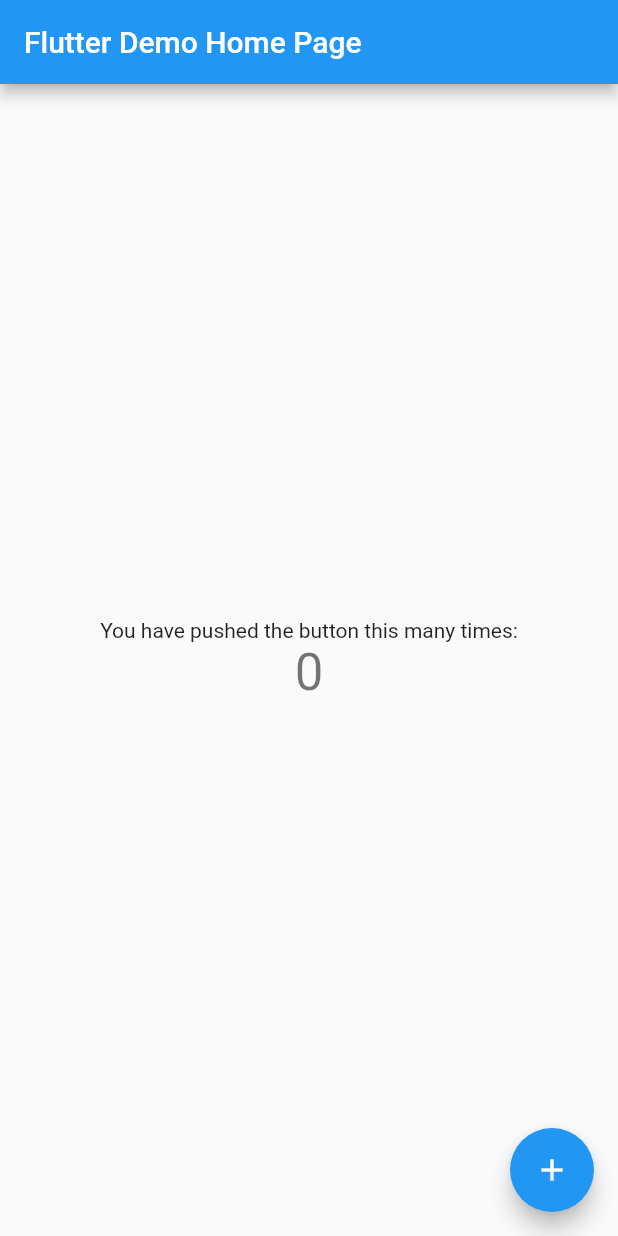
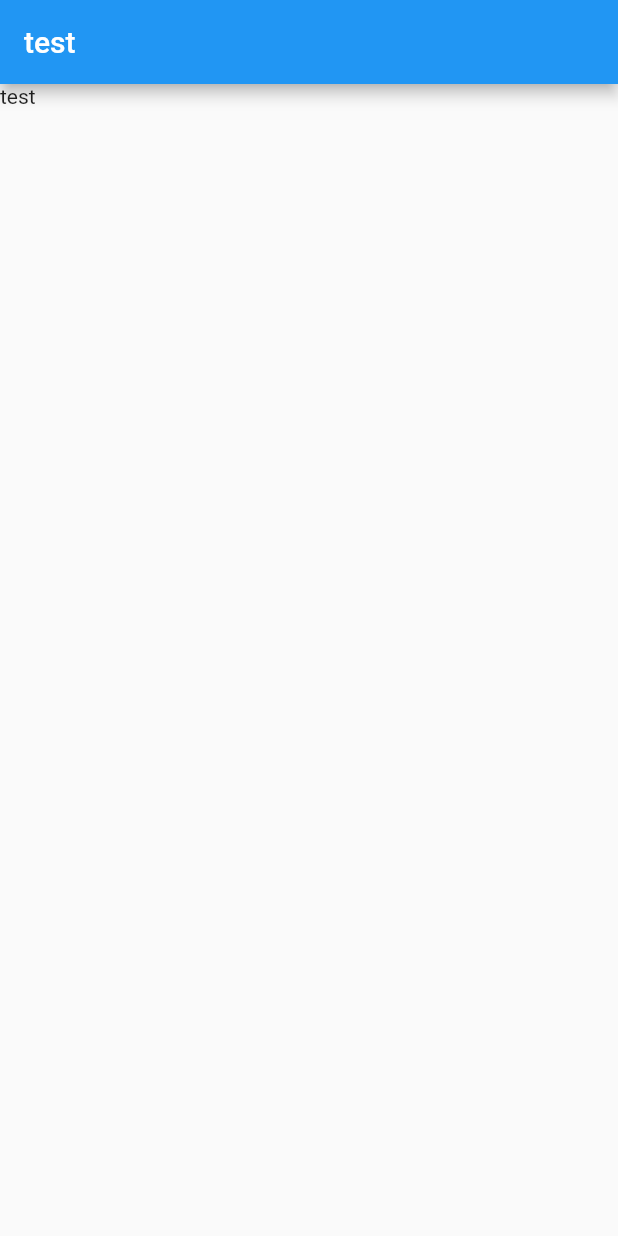
Before and after one commit to YousefBaj/car_expenses, a Flutter app: the screen it shows after launch, on a phone screen of 412 x 824 dp. Run offline on Flutter 3.47's test engine with Material 2 defaults, Android fonts, the light colour scheme and no system bars.

Commit message:
start project

```diff
--- a/lib/main.dart
+++ b/lib/main.dart
@@ -11,103 +11,28 @@
     return MaterialApp(
       title: 'Flutter Demo',
       theme: ThemeData(
-        // This is the theme of your application.
-        //
-        // Try running your application with "flutter run". You'll see the
-        // application has a blue toolbar. Then, without quitting the app, try
-        // changing the primarySwatch below to Colors.green and then invoke
-        // "hot reload" (press "r" in the console where you ran "flutter run",
-        // or simply save your changes to "hot reload" in a Flutter IDE).
-        // Notice that the counter didn't reset back to zero; the application
-        // is not restarted.
         primarySwatch: Colors.blue,
       ),
-      home: MyHomePage(title: 'Flutter Demo Home Page'),
+      home: MyHomePage(),
     );
   }
 }
 
 class MyHomePage extends StatefulWidget {
-  MyHomePage({Key? key, required this.title}) : super(key: key);
-
-  // This widget is the home page of your application. It is stateful, meaning
-  // that it has a State object (defined below) that contains fields that affect
-  // how it looks.
-
-  // This class is the configuration for the state. It holds the values (in this
-  // case the title) provided by the parent (in this case the App widget) and
-  // used by the build method of the State. Fields in a Widget subclass are
-  // always marked "final".
-
-  final String title;
+  MyHomePage();
 
   @override
   _MyHomePageState createState() => _MyHomePageState();
 }
 
 class _MyHomePageState extends State<MyHomePage> {
-  int _counter = 0;
-
-  void _incrementCounter() {
-    setState(() {
-      // This call to setState tells the Flutter framework that something has
-      // changed in this State, which causes it to rerun the build method below
-      // so that the display can reflect the updated values. If we changed
-      // _counter without calling setState(), then the build method would not be
-      // called again, and so nothing would appear to happen.
-      _counter++;
-    });
-  }
-
   @override
   Widget build(BuildContext context) {
-    // This method is rerun every time setState is called, for instance as done
-    // by the _incrementCounter method above.
-    //
-    // The Flutter framework has been optimized to make rerunning build methods
-    // fast, so that you can just rebuild anything that needs updating rather
-    // than having to individually change instances of widgets.
     return Scaffold(
       appBar: AppBar(
-        // Here we take the value from the MyHomePage object that was created by
-        // the App.build method, and use it to set our appbar title.
-        title: Text(widget.title),
+        title: Text('test'),
       ),
-      body: Center(
-        // Center is a layout widget. It takes a single child and positions it
-        // in the middle of the parent.
-        child: Column(
-          // Column is also a layout widget. It takes a list of children and
-          // arranges them vertically. By default, it sizes itself to fit its
-          // children horizontally, and tries to be as tall as its parent.
-          //
-          // Invoke "debug painting" (press "p" in the console, choose the
-          // "Toggle Debug Paint" action from the Flutter Inspector in Android
-          // Studio, or the "Toggle Debug Paint" command in Visual Studio Code)
-          // to see the wireframe for each widget.
-          //
-          // Column has various properties to control how it sizes itself and
-          // how it positions its children. Here we use mainAxisAlignment to
-          // center the children vertically; the main axis here is the vertical
-          // axis because Columns are vertical (the cross axis would be
-          // horizontal).
-          mainAxisAlignment: MainAxisAlignment.center,
-          children: <Widget>[
-            Text(
-              'You have pushed the button this many times:',
-            ),
-            Text(
-              '$_counter',
-              style: Theme.of(context).textTheme.headline4,
-            ),
-          ],
-        ),
-      ),
-      floatingActionButton: FloatingActionButton(
-        onPressed: _incrementCounter,
-        tooltip: 'Increment',
-        child: Icon(Icons.add),
-      ), // This trailing comma makes auto-formatting nicer for build methods.
+      body: Text('test'),
     );
   }
 }
```
